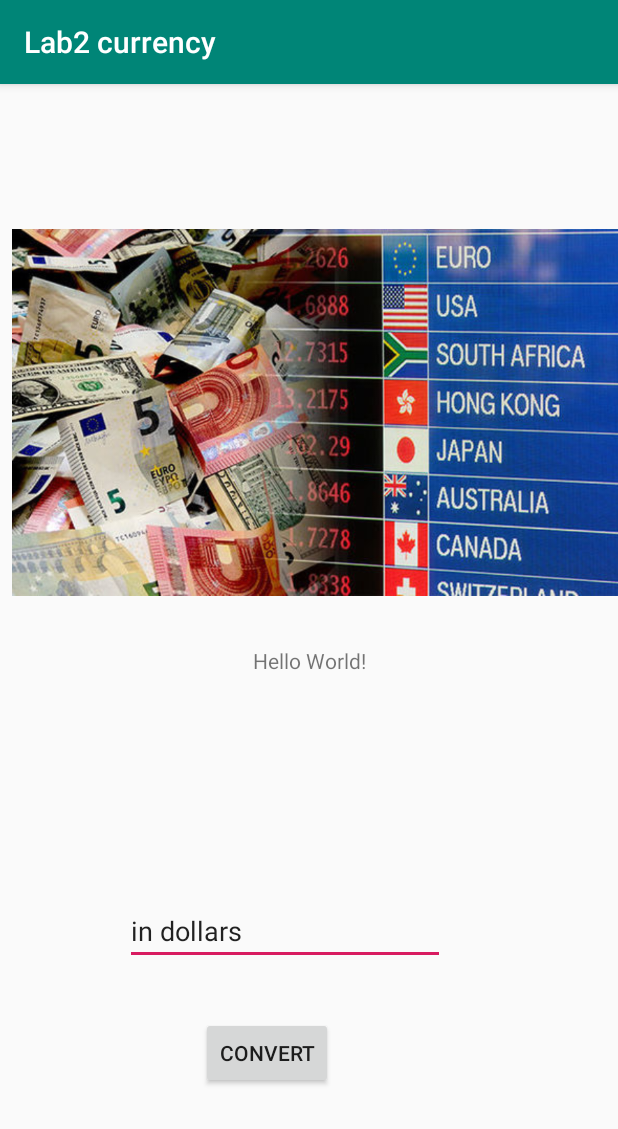
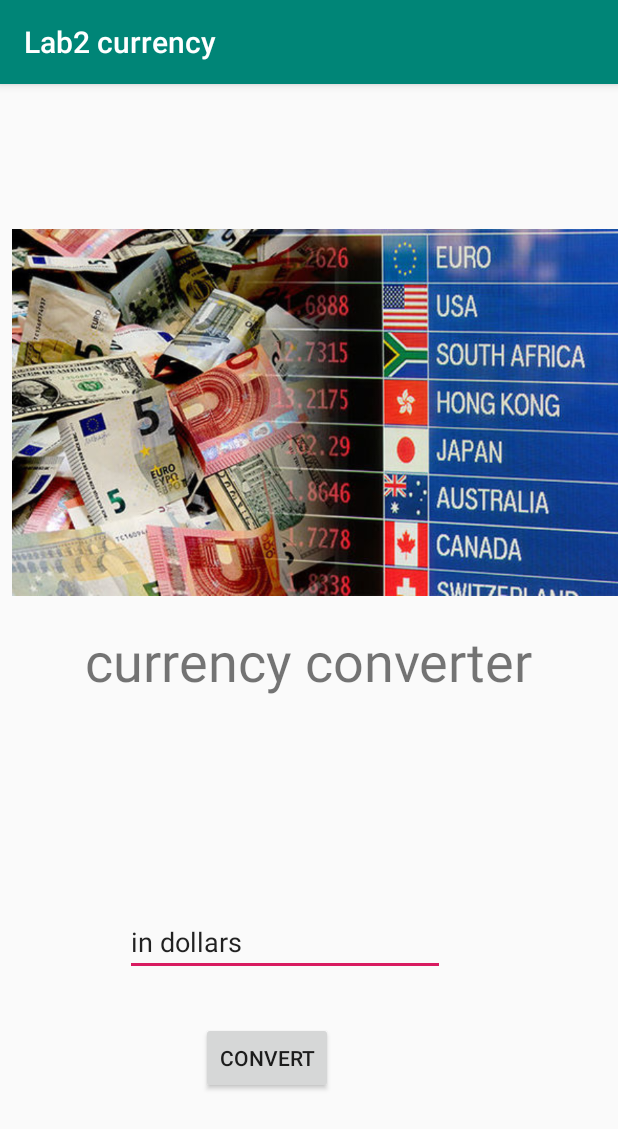
Before and after one commit to laimaster21/Lab2_currency, an Android app: the screen it shows after launch (MainActivity), on a phone screen of 412 x 824 dp. Shown: the top 1129 px of the screen. Run offline under Robolectric (Android 15) with nearby library versions, the phone set to English and light mode, and no system bars.

Commit message:
font change

```diff
--- a/app/src/main/res/layout/activity_main.xml
+++ b/app/src/main/res/layout/activity_main.xml
@@ -10,7 +10,9 @@
         android:id="@+id/textView"
         android:layout_width="wrap_content"
         android:layout_height="wrap_content"
-        android:text="Hello World!"
+        android:text="currency converter"
+        android:textSize="36sp"
+        app:fontFamily="sans-serif"
         app:layout_constraintBottom_toBottomOf="parent"
         app:layout_constraintLeft_toLeftOf="parent"
         app:layout_constraintRight_toRightOf="parent"
```
